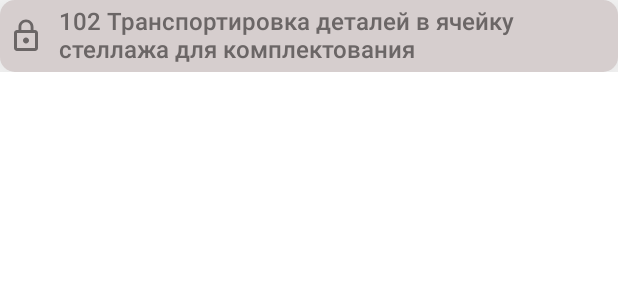
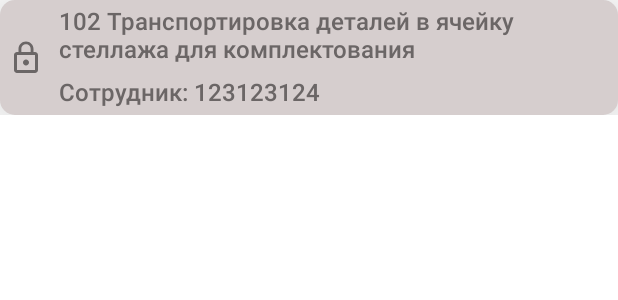
Before and after one commit to TadV/QrWorkerScanner, an Android app built with Jetpack Compose: the @Preview function Sample1, on a phone screen of 412 x 824 dp. Shown: the top 300 px of the screen. Run offline under Robolectric (Android 15) with nearby library versions, the phone set to English and light mode, and no system bars.

```diff
--- a/app/src/main/java/com/edurda77/qrworker/ui/WorkScreen.kt
+++ b/app/src/main/java/com/edurda77/qrworker/ui/WorkScreen.kt
@@ -138,7 +138,7 @@ fun WorkScreen(
                     .fillMaxSize(),
                 containerColor = lightBlue,
                 floatingActionButtonPosition = FabPosition.Center,
-                floatingActionButton = {
+                bottomBar = {
                     Button(
                         modifier = modifier.fillMaxWidth(),
                         colors = ButtonDefaults.buttonColors(
--- a/app/src/main/java/com/edurda77/qrworker/ui/uikit/ItemTechOperation.kt
+++ b/app/src/main/java/com/edurda77/qrworker/ui/uikit/ItemTechOperation.kt
@@ -1,9 +1,11 @@
 package com.edurda77.qrworker.ui.uikit
 
 import androidx.compose.foundation.clickable
+import androidx.compose.foundation.layout.Column
 import androidx.compose.foundation.layout.Row
 import androidx.compose.foundation.layout.Spacer
 import androidx.compose.foundation.layout.fillMaxWidth
+import androidx.compose.foundation.layout.height
 import androidx.compose.foundation.layout.padding
 import androidx.compose.foundation.layout.width
 import androidx.compose.foundation.shape.RoundedCornerShape
@@ -18,6 +20,7 @@ import androidx.compose.ui.Alignment
 import androidx.compose.ui.Modifier
 import androidx.compose.ui.graphics.Color
 import androidx.compose.ui.graphics.vector.ImageVector
+import androidx.compose.ui.res.stringResource
 import androidx.compose.ui.res.vectorResource
 import androidx.compose.ui.text.TextStyle
 import androidx.compose.ui.text.font.FontWeight
@@ -160,8 +163,18 @@ fun ItemTechOperation(
                     tint = grey
                 )
                 Spacer(modifier = modifier.width(10.dp))
+                Column {
                     Text(
                         text = techOperation.techOperationName,
+                        style = TextStyle(
+                            fontSize = 16.sp,
+                            fontWeight = FontWeight(500),
+                            color = grey,
+                        )
+                    )
+                    Spacer(modifier = modifier.height(10.dp))
+                    Text(
+                        text = "${stringResource(R.string.worker)} ${techOperation.codeUser}",
                         style = TextStyle(
                             fontSize = 16.sp,
                             fontWeight = FontWeight(500),
@@ -172,3 +185,4 @@ fun ItemTechOperation(
             }
         }
     }
+}
--- a/app/src/main/res/values/strings.xml
+++ b/app/src/main/res/values/strings.xml
@@ -9,4 +9,5 @@
     <string name="upload_data">Выгрузить данные</string>
     <string name="order">Заказ</string>
     <string name="confirm">Подтвердить</string>
+    <string name="worker">Сотрудник:</string>
 </resources>
```
Lines whose indentation alone changed are shown as unchanged.
